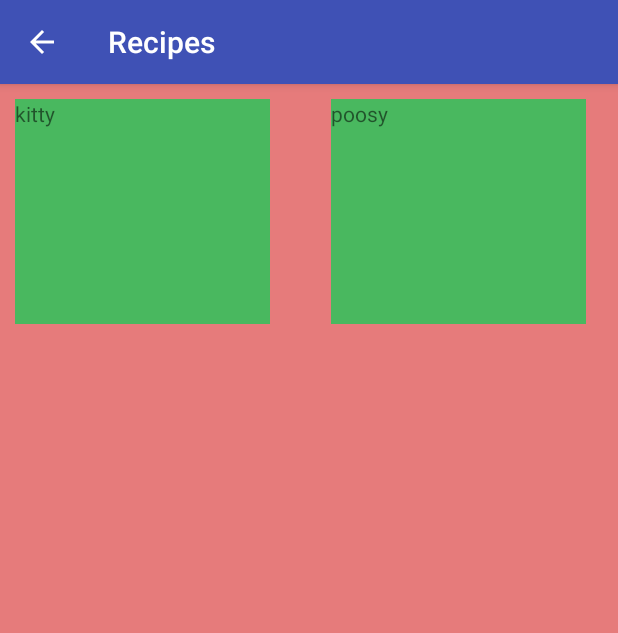
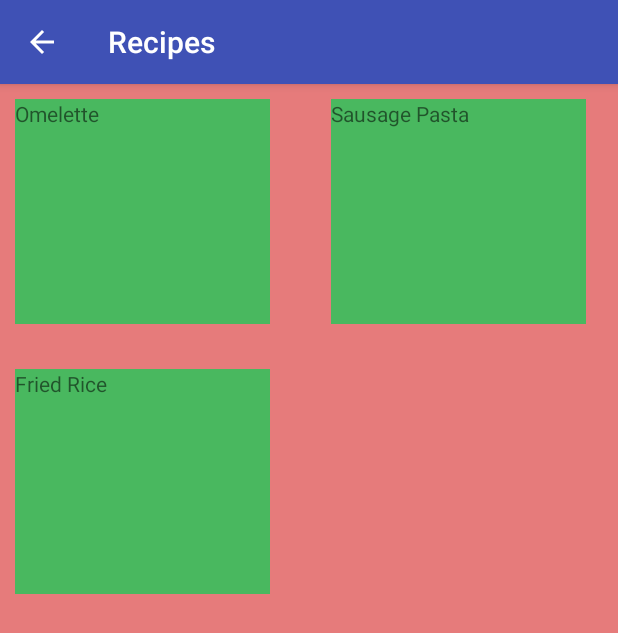
Before and after one commit to qle007/VQooks, an Android app: the RecipeActivity screen opened directly, with no data from a screen before it, on a phone screen of 412 x 824 dp. Shown: the top 633 px of the screen. Run offline under Robolectric (Android 15) with nearby library versions, the phone set to English and light mode, and no system bars.

Commit message:
Finished backend for detailed recipes

```diff
--- a/app/src/main/java/com/vq/vqooks/RecipeActivity.java
+++ b/app/src/main/java/com/vq/vqooks/RecipeActivity.java
@@ -1,7 +1,10 @@
 package com.vq.vqooks;
 
+import android.content.Intent;
 import android.os.Bundle;
 import android.support.v7.app.AppCompatActivity;
+import android.view.View;
+import android.widget.AdapterView;
 import android.widget.GridView;
 
 import java.util.ArrayList;
@@ -11,24 +14,42 @@ public class RecipeActivity extends AppCompatActivity {
     @Override
     protected void onCreate(Bundle savedInstanceState) {
         super.onCreate(savedInstanceState);
-        setContentView(R.layout.activity_recipe);
+        setContentView(R.layout.list_recipe);
 
         ArrayList<Recipes> recipes = new ArrayList<>();
         ArrayList<String> ingredients = new ArrayList<>();
-        ingredients.add("poosy");
-        ingredients.add("poosy");
-        ingredients.add("poosy");
-        ingredients.add("poosy");
-        recipes.add(new Recipes("kitty", ingredients,"cook it really well"));
+        ingredients.add("eggs");
+        ingredients.add("sat");
+        ingredients.add("pepper");
+        ingredients.add("vegie");
+        recipes.add(new Recipes("Omelette", ingredients, "cook it really well", R.drawable.main_activity_wallpaper));
         ingredients = new ArrayList<>();
-        ingredients.add("kitty");
-        ingredients.add("kitty");
-        ingredients.add("kitty");
+        ingredients.add("sausage");
+        ingredients.add("pasta");
+        ingredients.add("sauce");
+        recipes.add(new Recipes("Sausage Pasta", ingredients, "cook it really well", R.drawable.main_activity_wallpaper));
+        ingredients = new ArrayList<>();
+        ingredients.add("Rice");
+        ingredients.add("spice sausage");
+        ingredients.add("vegie");
+        recipes.add(new Recipes("Fried Rice", ingredients, "cook", R.drawable.main_activity_wallpaper));
 
-        recipes.add(new Recipes("poosy", ingredients, "cook"));
-        GridView  recipesGridView = (GridView) findViewById(R.id.list);
-        RecipesAdapter adapter = new RecipesAdapter(this, recipes);
+
+        GridView recipesGridView = (GridView) findViewById(R.id.list);
+        final RecipesAdapter adapter = new RecipesAdapter(this, recipes);
         recipesGridView.setAdapter(adapter);
+
+        recipesGridView.setOnItemClickListener(new AdapterView.OnItemClickListener() {
+            @Override
+            public void onItemClick(AdapterView<?> adapterView, View view, int i, long l) {
+                Recipes currentRecipe = adapter.getItem(i);
+
+
+                Intent myInt = new Intent(RecipeActivity.this, DetailedRecipe.class);
+                myInt.putExtra("currentRecipe",currentRecipe);
+                startActivity(myInt);
+            }
+        });
 
     }
 }
--- a/app/src/main/java/com/vq/vqooks/Recipes.java
+++ b/app/src/main/java/com/vq/vqooks/Recipes.java
@@ -1,17 +1,28 @@
 package com.vq.vqooks;
 
+import java.io.Serializable;
 import java.util.ArrayList;
 
 /**
  * Created by Quoc on 12/4/2017.
  */
-
-public class Recipes {
+@SuppressWarnings("serial")
+public class Recipes implements Serializable {
 
 
     private String name;
     private ArrayList<String> ingredients = new ArrayList();
     private String instruction;
+    private int imageResourceId;
+
+    public int getImageResourceId() {
+        return imageResourceId;
+    }
+
+    public void setImageResourceId(int imageResourceId) {
+        this.imageResourceId = imageResourceId;
+    }
+
 
     public String getName() {
         return name;
@@ -38,9 +49,10 @@ public class Recipes {
     }
 
 
-    public Recipes(String name, ArrayList<String> ingredients, String instruction) {
+    public Recipes(String name, ArrayList<String> ingredients, String instruction, int imageResourceId) {
         this.name = name;
         this.ingredients = ingredients;
         this.instruction = instruction;
+        this.imageResourceId = imageResourceId;
     }
 }
```
Also changed, not shown: app/src/main/AndroidManifest.xml (+4 -8 lines), app/src/main/java/com/vq/vqooks/DetailedRecipe.java (added, +36 -0 lines), app/src/main/res/layout/activity_detailed_recipe.xml (added, +29 -0 lines), app/src/main/res/layout/list_recipe.xml (renamed from app/src/main/res/layout/activity_recipe.xml).
